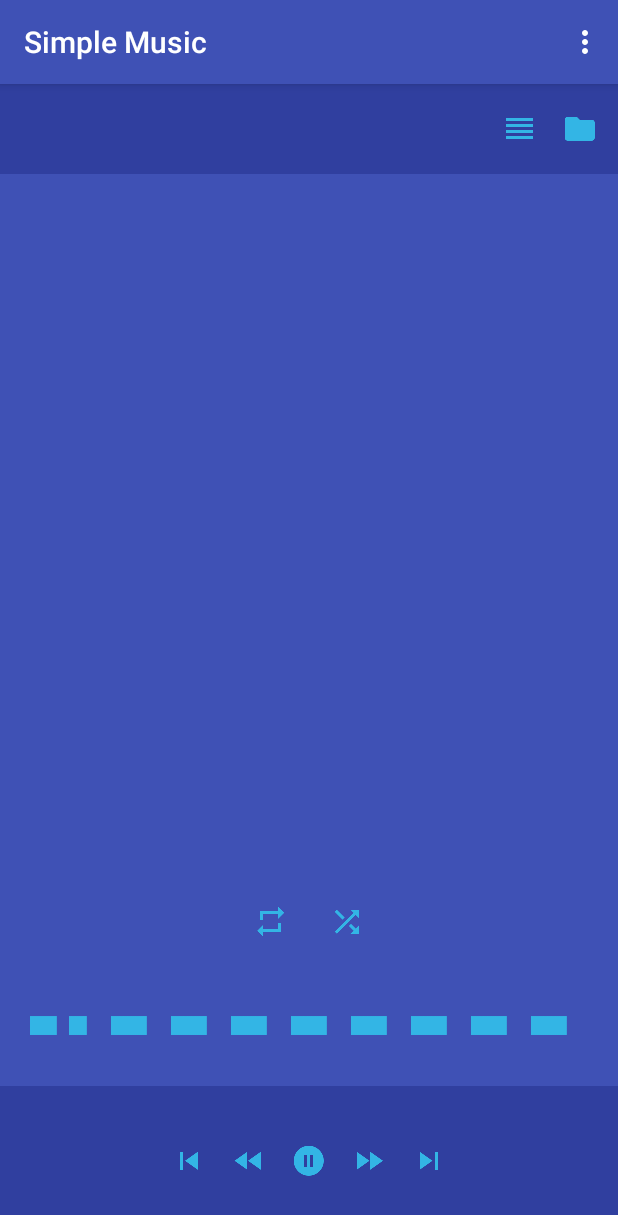
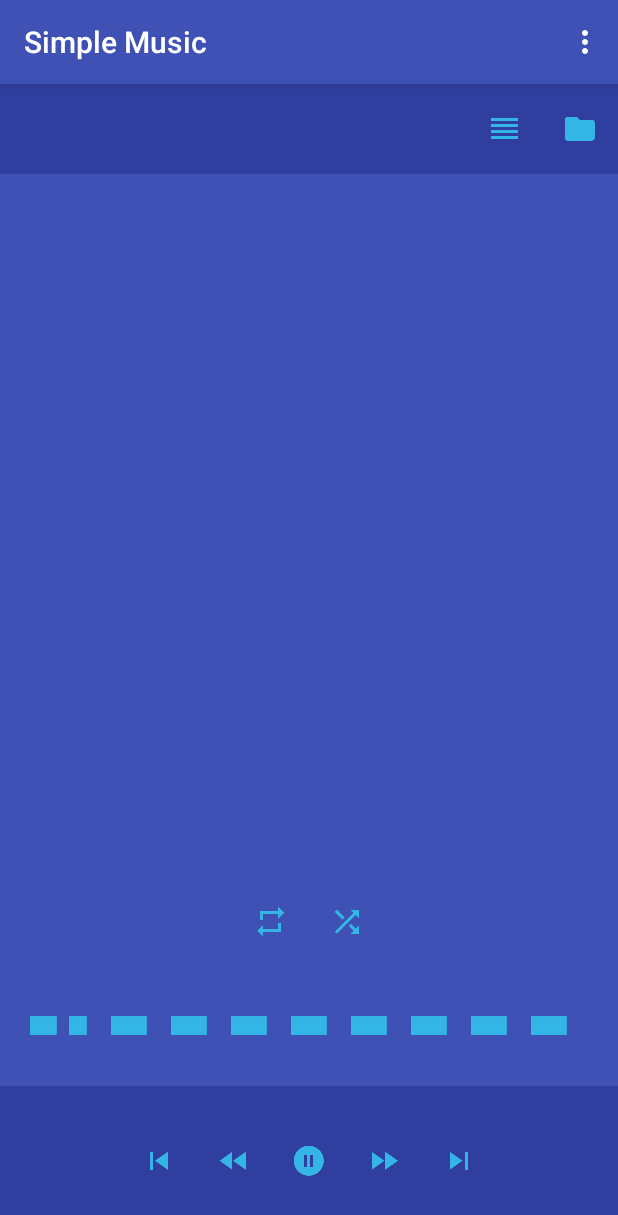
Before and after one commit to jogold9/SimpleMusicPlayer, an Android app: the screen it shows after launch (MainActivity), after a tap on an icon or button, on a phone screen of 412 x 824 dp. Shown: the top 1215 px of the screen. Run offline under Robolectric (Android 15) with nearby library versions, the phone set to English and light mode, and no system bars; 1 statement that could not run was skipped.

Commit message:
tweaks to btnPlay onClickListener

```diff
--- a/app/src/main/java/com/joshbgold/simplemusicplayer/FileDialog.java
+++ b/app/src/main/java/com/joshbgold/simplemusicplayer/FileDialog.java
@@ -77,6 +77,8 @@ public class FileDialog extends ListActivity {
         if (bar != null) {
             bar.setBackgroundDrawable(new ColorDrawable(Color.parseColor("#3F51B5")));  //sets action bar to color primary dark
         }
+
+        //Toast.makeText(getApplicationContext(), "Please select the folder where your music lives", Toast.LENGTH_LONG).show();
 
         myPath = (TextView) findViewById(R.id.path);
         mFileName = (EditText) findViewById(R.id.fdEditTextFile);
--- a/app/src/main/java/com/joshbgold/simplemusicplayer/MainActivity.java
+++ b/app/src/main/java/com/joshbgold/simplemusicplayer/MainActivity.java
@@ -74,6 +74,7 @@ public class MainActivity extends Activity implements MediaPlayer.OnCompletionLi
     private int song_position;
     public String folderPath = "";
     public String musicFolderPath = "";
+    private boolean isPaused = false;
 
     public MainActivity(Context context) {
         this.context = context;
@@ -88,6 +89,7 @@ public class MainActivity extends Activity implements MediaPlayer.OnCompletionLi
         setContentView(R.layout.main);
 
         ActionBar bar = getActionBar();
+
             if (bar != null) {
                 bar.setBackgroundDrawable(new ColorDrawable(Color.parseColor("#3F51B5")));  //sets action bar to color primary dark
             }
@@ -166,13 +168,30 @@ public class MainActivity extends Activity implements MediaPlayer.OnCompletionLi
         btnPlay.setOnClickListener(new View.OnClickListener() {
             @Override
             public void onClick(View arg0) {
-                if (mediaPlayer.isPlaying()) {
+                if (mediaPlayer != null && mediaPlayer.isPlaying()) {
                     mediaPlayer.pause();
                     song_position = mediaPlayer.getCurrentPosition();
                     btnPlay.setImageResource(R.drawable.ic_av_play_circle_fill);
-                } else {
+                    isPaused = true;
+                }
+
+                else if (isPaused){
                     mediaPlayer.seekTo(song_position);
                     mediaPlayer.start();
+                    isPaused = false;
+
+                    btnPlay.setImageResource(R.drawable.ic_av_pause_circle_fill);
+                }
+
+                else {
+                    mediaPlayer.setOnPreparedListener(new MediaPlayer.OnPreparedListener() {
+                        @Override
+                        public void onPrepared(MediaPlayer mp) {
+                            mediaPlayer.seekTo(song_position);
+                            mediaPlayer.start();
+                        }
+                    });
+
                     btnPlay.setImageResource(R.drawable.ic_av_pause_circle_fill);
                 }
             }
@@ -334,7 +353,9 @@ public class MainActivity extends Activity implements MediaPlayer.OnCompletionLi
         /*    songArtist = data.getExtras().getString("artist");
             songAlbum = data.getExtras().getString("album");*/
             // play selected song
+            if (songTitle != "" && songTitle != null && songPath != "" & songPath != null) {
                 playSong(currentSongIndex, songTitle, songPath);
+            }
 
    /*         artistTextView.setText("Artist: " + songArtist);
             albumTextView.setText("Album: " + songAlbum);*/
@@ -365,7 +386,8 @@ public class MainActivity extends Activity implements MediaPlayer.OnCompletionLi
         // Play song
         try {
             mediaPlayer.reset();
-            //mediaPlayer.setDataSource(songPath);
+
+            if (songsList.size() - 1 >= songIndex) {
                 mediaPlayer.setDataSource(songsList.get(songIndex).get("songPath"));
                 mediaPlayer.prepare();
                 mediaPlayer.start();
@@ -384,6 +406,7 @@ public class MainActivity extends Activity implements MediaPlayer.OnCompletionLi
 
                 // Updating progress bar
                 updateProgressBar();
+            }
         } catch (IllegalArgumentException | IllegalStateException | IOException e) {
             e.printStackTrace();
         }
@@ -461,6 +484,10 @@ public class MainActivity extends Activity implements MediaPlayer.OnCompletionLi
     public void onCompletion(MediaPlayer arg0) {
 
         // check for repeat is ON or OFF
+        if (songsList.size() == 0) {
+            //do nothing, because there are no songs in the songList
+        }
+            else{
             if (isRepeat) {
                 // repeat is on play same song again
                 playSong(currentSongIndex, songTitle, songPath);
@@ -482,6 +509,7 @@ public class MainActivity extends Activity implements MediaPlayer.OnCompletionLi
                     // play first song
                     playSong(0, songTitle, songPath);
                     currentSongIndex = 0;
+                }
             }
         }
     }
--- a/app/src/main/res/layout/main.xml
+++ b/app/src/main/res/layout/main.xml
@@ -32,6 +32,7 @@
             android:layout_width="wrap_content"
             android:layout_height="fill_parent"
             android:background="@null"
+            android:layout_marginRight="10dp"
             android:src="@drawable/ic_action_menu"/>
 
         <ImageButton
@@ -78,6 +79,7 @@
                 android:layout_width="wrap_content"
                 android:layout_height="wrap_content"
                 android:background="@null"
+                android:layout_marginRight="10dp"
                 android:src="@drawable/ic_av_skip_previous"/>
             <!-- Backward Button -->
             <ImageButton
@@ -85,6 +87,7 @@
                 android:layout_width="wrap_content"
                 android:layout_height="wrap_content"
                 android:background="@null"
+                android:layout_marginRight="10dp"
                 android:src="@drawable/ic_av_fast_rewind"/>
             <!-- Play Button -->
             <ImageButton
@@ -92,6 +95,7 @@
                 android:layout_width="wrap_content"
                 android:layout_height="wrap_content"
                 android:background="@null"
+                android:layout_marginRight="10dp"
                 android:src="@drawable/btn_play"/>
             <!-- Stop Button -->
             <!-- Forward Button -->
@@ -100,6 +104,7 @@
                 android:layout_width="wrap_content"
                 android:layout_height="wrap_content"
                 android:background="@null"
+                android:layout_marginRight="10dp"
                 android:src="@drawable/ic_av_fast_forward"/>
             <!-- Next Button -->
             <ImageButton
```
Also changed, not shown: app/src/main/java/com/joshbgold/simplemusicplayer/SelectionMode.java (added, +7 -0 lines). Lines whose indentation alone changed are shown as unchanged.
